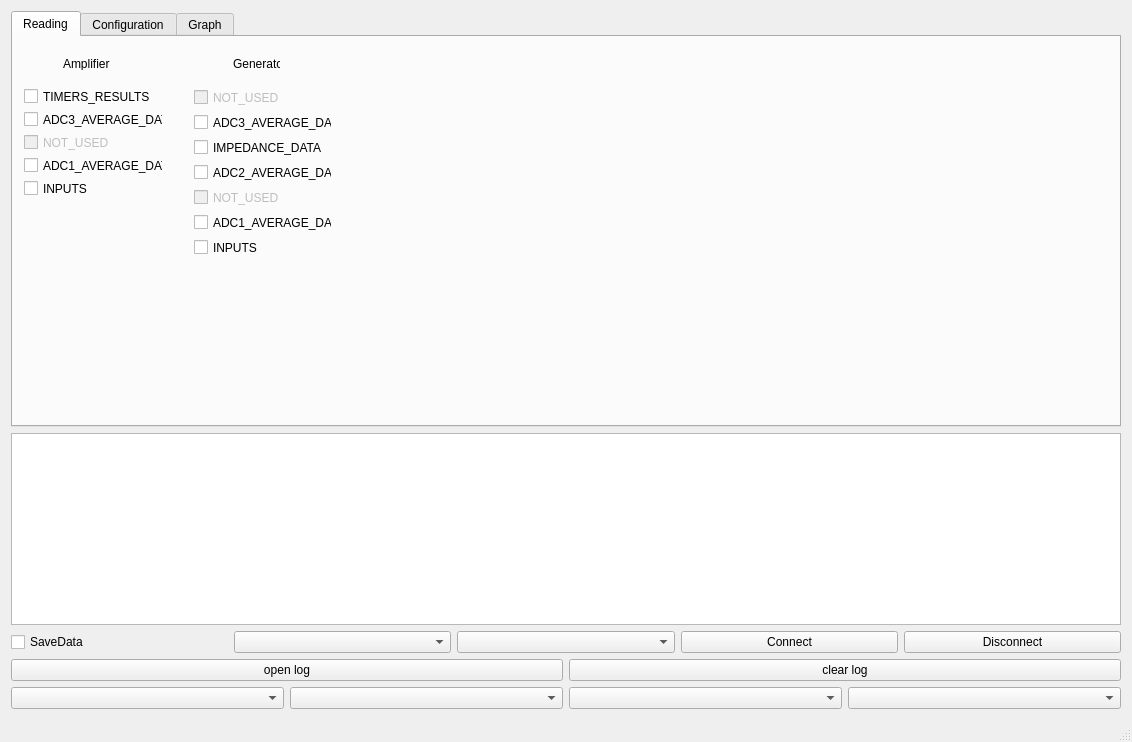
Above: mainwindow.ui from rezy91/TestBoard785 before the change. Below: the same form after it.
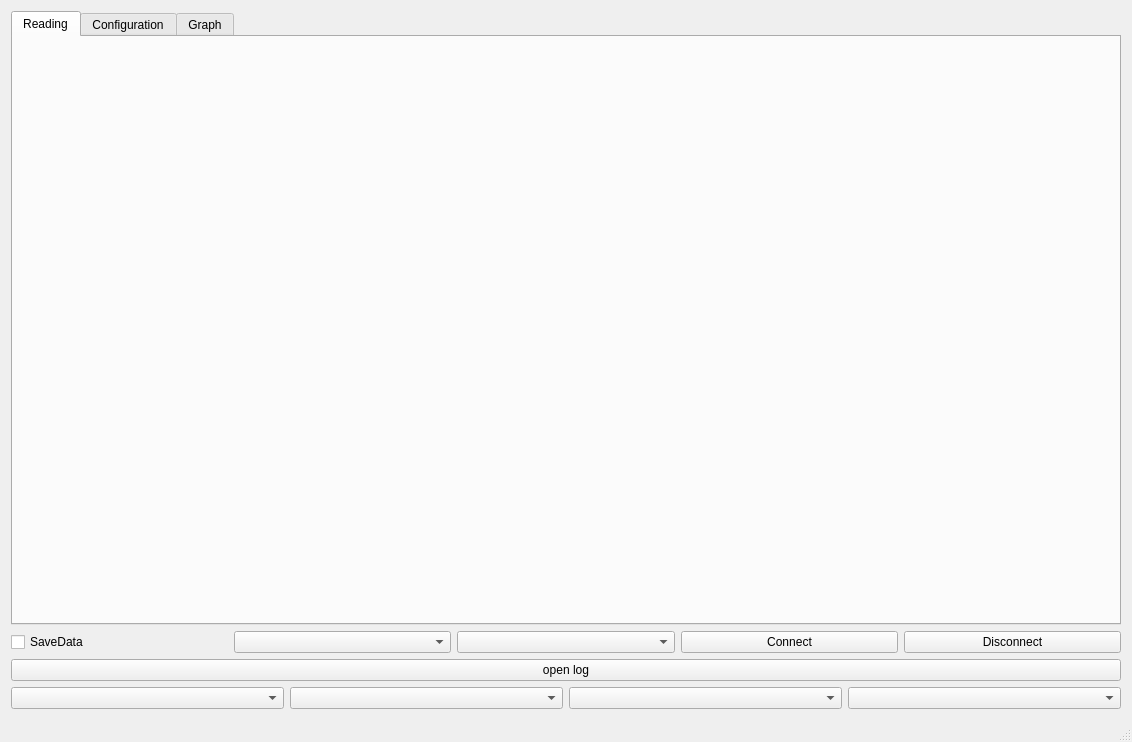
That is the form after the change.

Commit message: textBoxes removed into reading class

```diff
--- a/mainwindow.ui
+++ b/mainwindow.ui
@@ -52,16 +52,6 @@
       </item>
      </layout>
     </item>
-    <item row="2" column="0">
-     <widget class="QTextBrowser" name="textBrowser">
-      <property name="sizePolicy">
-       <sizepolicy hsizetype="Expanding" vsizetype="Maximum">
-        <horstretch>0</horstretch>
-        <verstretch>0</verstretch>
-       </sizepolicy>
-      </property>
-     </widget>
-    </item>
     <item row="4" column="0">
      <layout class="QHBoxLayout" name="horizontalLayout_2">
       <property name="bottomMargin">
@@ -74,12 +64,24 @@
         </property>
        </widget>
       </item>
+     </layout>
+    </item>
+    <item row="5" column="0">
+     <layout class="QHBoxLayout" name="horizontalLayout_3">
+      <property name="bottomMargin">
+       <number>0</number>
+      </property>
       <item>
-       <widget class="QPushButton" name="clearButton">
-        <property name="text">
-         <string>clear log</string>
-        </property>
-       </widget>
+       <widget class="QComboBox" name="comboBox_2"/>
+      </item>
+      <item>
+       <widget class="QComboBox" name="comboBox_3"/>
+      </item>
+      <item>
+       <widget class="QComboBox" name="comboBox_4"/>
+      </item>
+      <item>
+       <widget class="QComboBox" name="comboBox_5"/>
       </item>
      </layout>
     </item>
@@ -95,146 +97,18 @@
        <widget class="QWidget" name="verticalLayoutWidget_2">
         <property name="geometry">
          <rect>
-          <x>170</x>
-          <y>40</y>
-          <width>160</width>
-          <height>191</height>
+          <x>0</x>
+          <y>0</y>
+          <width>121</width>
+          <height>71</height>
          </rect>
         </property>
         <layout class="QVBoxLayout" name="verticalLayout">
-         <item>
-          <widget class="QCheckBox" name="checkBox_2">
-           <property name="enabled">
-            <bool>false</bool>
-           </property>
-           <property name="text">
-            <string>NOT_USED</string>
-           </property>
-          </widget>
-         </item>
-         <item>
-          <widget class="QCheckBox" name="checkBox_3">
-           <property name="text">
-            <string>ADC3_AVERAGE_DATA</string>
-           </property>
-          </widget>
-         </item>
-         <item>
-          <widget class="QCheckBox" name="checkBox_4">
-           <property name="text">
-            <string>IMPEDANCE_DATA</string>
-           </property>
-          </widget>
-         </item>
-         <item>
-          <widget class="QCheckBox" name="checkBox_5">
-           <property name="text">
-            <string>ADC2_AVERAGE_DATA</string>
-           </property>
-          </widget>
-         </item>
-         <item>
-          <widget class="QCheckBox" name="checkBox_6">
-           <property name="enabled">
-            <bool>false</bool>
-           </property>
-           <property name="text">
-            <string>NOT_USED</string>
-           </property>
-          </widget>
-         </item>
-         <item>
-          <widget class="QCheckBox" name="checkBox_7">
-           <property name="text">
-            <string>ADC1_AVERAGE_DATA</string>
-           </property>
-          </widget>
-         </item>
-         <item>
-          <widget class="QCheckBox" name="checkBox_8">
-           <property name="text">
-            <string>INPUTS</string>
-           </property>
-          </widget>
-         </item>
+         <property name="sizeConstraint">
+          <enum>QLayout::SetMinAndMaxSize</enum>
+         </property>
         </layout>
        </widget>
-       <widget class="QWidget" name="verticalLayoutWidget_4">
-        <property name="geometry">
-         <rect>
-          <x>0</x>
-          <y>40</y>
-          <width>161</width>
-          <height>131</height>
-         </rect>
-        </property>
-        <layout class="QVBoxLayout" name="verticalLayout_4">
-         <item>
-          <widget class="QCheckBox" name="checkBox_9">
-           <property name="text">
-            <string>TIMERS_RESULTS</string>
-           </property>
-          </widget>
-         </item>
-         <item>
-          <widget class="QCheckBox" name="checkBox_10">
-           <property name="text">
-            <string>ADC3_AVERAGE_DATA</string>
-           </property>
-          </widget>
-         </item>
-         <item>
-          <widget class="QCheckBox" name="checkBox_11">
-           <property name="enabled">
-            <bool>false</bool>
-           </property>
-           <property name="text">
-            <string>NOT_USED</string>
-           </property>
-          </widget>
-         </item>
-         <item>
-          <widget class="QCheckBox" name="checkBox_12">
-           <property name="text">
-            <string>ADC1_AVERAGE_DATA</string>
-           </property>
-          </widget>
-         </item>
-         <item>
-          <widget class="QCheckBox" name="checkBox_13">
-           <property name="text">
-            <string>INPUTS</string>
-           </property>
-          </widget>
-         </item>
-        </layout>
-       </widget>
-       <widget class="QLabel" name="label">
-        <property name="geometry">
-         <rect>
-          <x>50</x>
-          <y>20</y>
-          <width>47</width>
-          <height>13</height>
-         </rect>
-        </property>
-        <property name="text">
-         <string>Amplifier</string>
-        </property>
-       </widget>
-       <widget class="QLabel" name="label_2">
-        <property name="geometry">
-         <rect>
-          <x>220</x>
-          <y>20</y>
-          <width>47</width>
-          <height>13</height>
-         </rect>
-        </property>
-        <property name="text">
-         <string>Generator</string>
-        </property>
-       </widget>
       </widget>
       <widget class="QWidget" name="Configuration">
        <attribute name="title">
@@ -278,25 +152,6 @@
       </widget>
      </widget>
     </item>
-    <item row="5" column="0">
-     <layout class="QHBoxLayout" name="horizontalLayout_3">
-      <property name="bottomMargin">
-       <number>0</number>
-      </property>
-      <item>
-       <widget class="QComboBox" name="comboBox_2"/>
-      </item>
-      <item>
-       <widget class="QComboBox" name="comboBox_3"/>
-      </item>
-      <item>
-       <widget class="QComboBox" name="comboBox_4"/>
-      </item>
-      <item>
-       <widget class="QComboBox" name="comboBox_5"/>
-      </item>
-     </layout>
-    </item>
    </layout>
   </widget>
   <widget class="QStatusBar" name="statusBar"/>
```
The commit also changes 4 other files.
